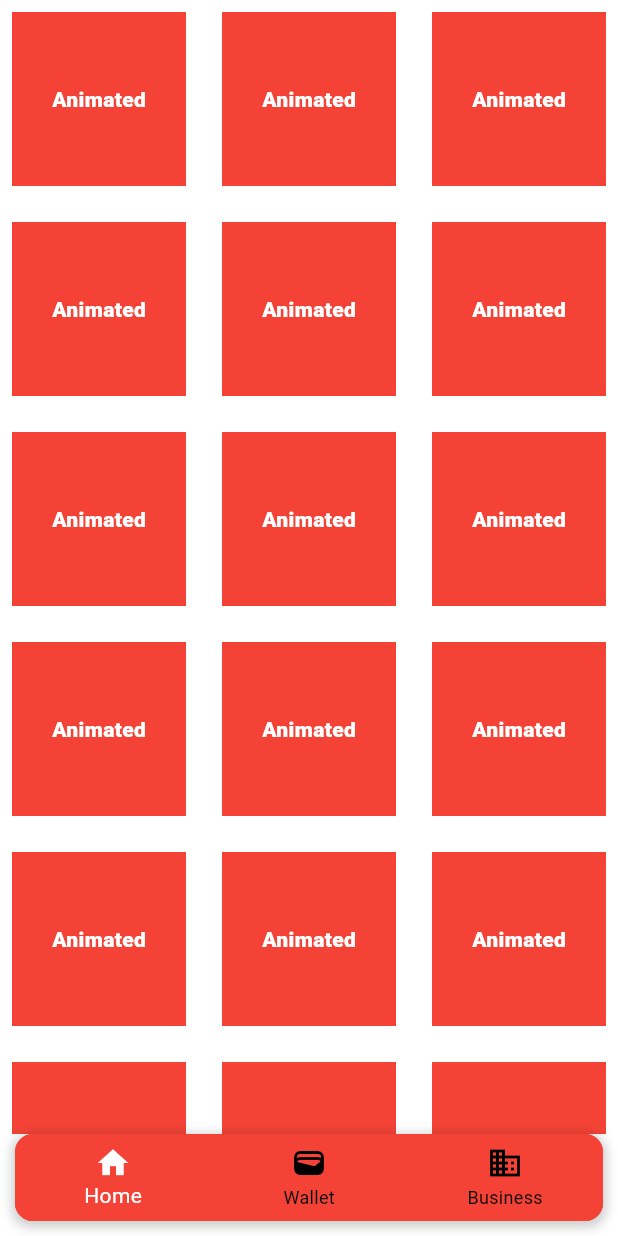
After one commit to MostafaShaban2022/animation_bootcamp, a Flutter app: the screen it shows after launch, item 3 of the bottom bar chosen, on a phone screen of 412 x 824 dp. The commit adds this screen. Run offline on Flutter 3.47's test engine with Material 3 defaults, Android fonts, the phone set to English and light mode, and no system bars; our stand-ins replace flutter_staggered_animations.

Commit message:
first commit

```diff
--- a/lib/main.dart
+++ b/lib/main.dart
@@ -1,4 +1,4 @@
-import 'package:animation_bootcamp/pages/animated_container_page.dart';
+import 'package:animation_bootcamp/pages/home_page.dart.dart';
 import 'package:flutter/material.dart';
 
 void main() {
@@ -13,7 +13,7 @@ class MyApp extends StatelessWidget {
   Widget build(BuildContext context) {
     return const MaterialApp(
       debugShowCheckedModeBanner: false,
-      home: AnimatedContainerPage(),
+      home: HomePage(),
     );
   }
 }
--- /dev/null
+++ b/lib/pages/business_page.dart
@@ -0,0 +1,130 @@
+import 'package:animation_bootcamp/pages/home_page.dart.dart';
+import 'package:flutter/material.dart';
+import 'package:flutter_staggered_animations/flutter_staggered_animations.dart';
+
+class BusinessPage extends StatefulWidget {
+  const BusinessPage({super.key});
+
+  @override
+  State<BusinessPage> createState() => _BusinessPageState();
+}
+
+class _BusinessPageState extends State<BusinessPage> {
+  bool isContainerVisible = true;
+
+  @override
+  Widget build(BuildContext context) {
+    return Scaffold(
+      backgroundColor: Colors.white,
+      resizeToAvoidBottomInset: false,
+      body: AnimationLimiter(
+        child: GridView.builder(
+          gridDelegate: const SliverGridDelegateWithFixedCrossAxisCount(
+            crossAxisCount: 3,
+            crossAxisSpacing: 8.0,
+            mainAxisSpacing: 8.0,
+          ),
+          itemCount: 30, // Number of items to generate
+          itemBuilder: (context, index) {
+            return AnimationConfiguration.staggeredGrid(
+              position: index,
+              columnCount: 3,
+              child: ScaleAnimation(
+                duration: const Duration(milliseconds: 3000),
+                child: FadeInAnimation(
+                  child: Container(
+                    margin: const EdgeInsets.all(8.0),
+                    height: 200,
+                    width: 200,
+                    color: Colors.red,
+                    child: const Center(
+                      child: Text(
+                        'Animated',
+                        style: TextStyle(
+                            color: Colors.white, fontWeight: FontWeight.w800),
+                      ),
+                    ),
+                  ),
+                ),
+              ),
+            );
+          },
+        ),
+      ),
+      bottomNavigationBar: AnimatedContainer(
+        duration: const Duration(seconds: 1),
+        curve: Curves.easeInOut,
+        height: isContainerVisible ? 68 : 0,
+        child: Container(
+          margin: const EdgeInsets.only(bottom: 10, right: 10, left: 10),
+          clipBehavior: Clip.antiAlias,
+          decoration: BoxDecoration(
+            borderRadius: BorderRadius.circular(12),
+            color: Colors.red,
+            boxShadow: [
+              BoxShadow(
+                color: Colors.black38.withOpacity(0.2),
+                blurRadius: 6,
+                spreadRadius: 2,
+                offset: const Offset(0, 2),
+              ),
+            ],
+          ),
+          child: SingleChildScrollView(
+            child: BottomNavigationBar(
+              selectedLabelStyle: const TextStyle(
+                color: Colors.white,
+              ),
+              unselectedLabelStyle: const TextStyle(
+                color: Colors.red,
+              ),
+              selectedItemColor: Colors.white,
+              unselectedItemColor: Colors.black,
+              backgroundColor: Colors.red,
+              type: BottomNavigationBarType.fixed,
+              currentIndex: 0,
+              items: <BottomNavigationBarItem>[
+                BottomNavigationBarItem(
+                  icon: InkWell(
+                    onTap: () {
+                      Navigator.push(
+                          context,
+                          MaterialPageRoute(
+                              builder: (context) => const HomePage()));
+                    },
+                    child: const Icon(
+                      Icons.home,
+                    ),
+                  ),
+                  label: 'Home',
+                ),
+                const BottomNavigationBarItem(
+                  icon: Icon(
+                    Icons.wallet,
+                  ),
+                  label: 'Wallet',
+                ),
+                BottomNavigationBarItem(
+                  icon: InkWell(
+                    onTap: () {
+                      Navigator.push(
+                        context,
+                        MaterialPageRoute(
+                          builder: (context) => const BusinessPage(),
+                        ),
+                      );
+                    },
+                    child: const Icon(
+                      Icons.business,
+                    ),
+                  ),
+                  label: 'Business',
+                ),
+              ],
+            ),
+          ),
+        ),
+      ),
+    );
+  }
+}
--- a/pubspec.yaml
+++ b/pubspec.yaml
@@ -35,6 +35,7 @@ dependencies:
   # The following adds the Cupertino Icons font to your application.
   # Use with the CupertinoIcons class for iOS style icons.
   cupertino_icons: ^1.0.6
+  flutter_staggered_animations: ^1.1.1
 
 dev_dependencies:
   flutter_test:
```
Also changed, not shown: lib/pages/home_page.dart.dart (renamed from lib/pages/animated_container_page.dart, +27 -10 lines), pubspec.lock.
